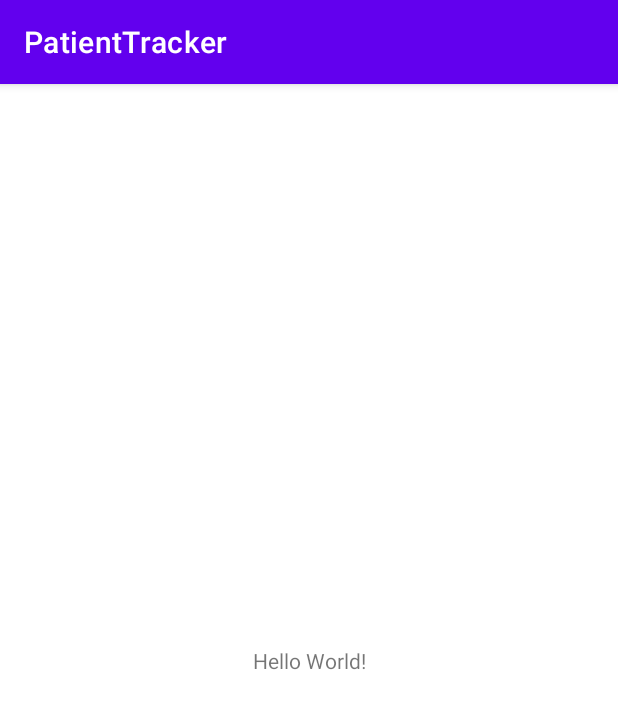
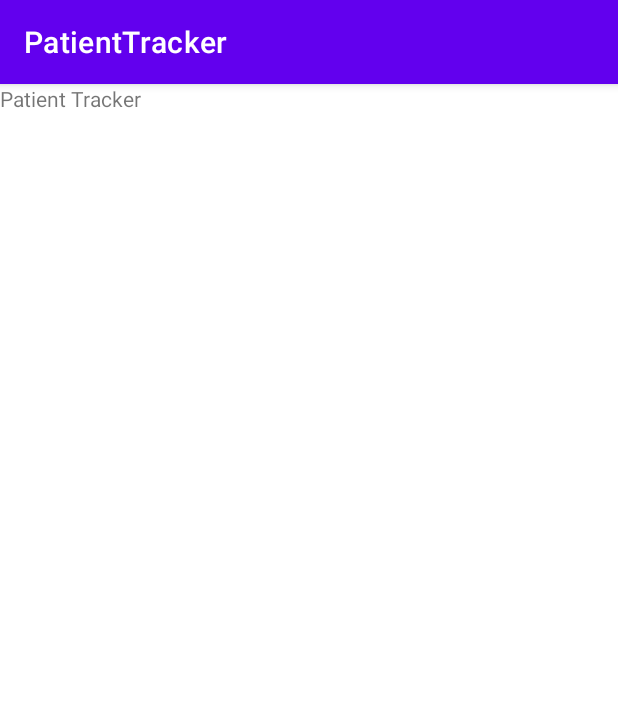
Before and after one commit to Gladys-nimo/patient-tracker, an Android app: the screen it shows after launch (MainActivity), on a phone screen of 412 x 824 dp. Shown: the top 709 px of the screen. Run offline under Robolectric (Android 15) with nearby library versions, the phone set to English and light mode, and no system bars.

Commit message:
added a new layout

```diff
--- a/app/src/main/res/layout/activity_main.xml
+++ b/app/src/main/res/layout/activity_main.xml
@@ -1,18 +1,12 @@
 <?xml version="1.0" encoding="utf-8"?>
-<androidx.constraintlayout.widget.ConstraintLayout xmlns:android="http://schemas.android.com/apk/res/android"
-    xmlns:app="http://schemas.android.com/apk/res-auto"
-    xmlns:tools="http://schemas.android.com/tools"
-    android:layout_width="match_parent"
-    android:layout_height="match_parent"
-    tools:context=".MainActivity">
+<RelativeLayout xmlns:android="http://schemas.android.com/apk/res/android"
+    android:layout_width="match_parent" android:layout_height="match_parent">
+
 
     <TextView
         android:layout_width="wrap_content"
         android:layout_height="wrap_content"
-        android:text="Hello World!"
-        app:layout_constraintBottom_toBottomOf="parent"
-        app:layout_constraintLeft_toLeftOf="parent"
-        app:layout_constraintRight_toRightOf="parent"
-        app:layout_constraintTop_toTopOf="parent" />
+        android:text="Patient Tracker" />
 
-</androidx.constraintlayout.widget.ConstraintLayout>
+
+</RelativeLayout>
```
